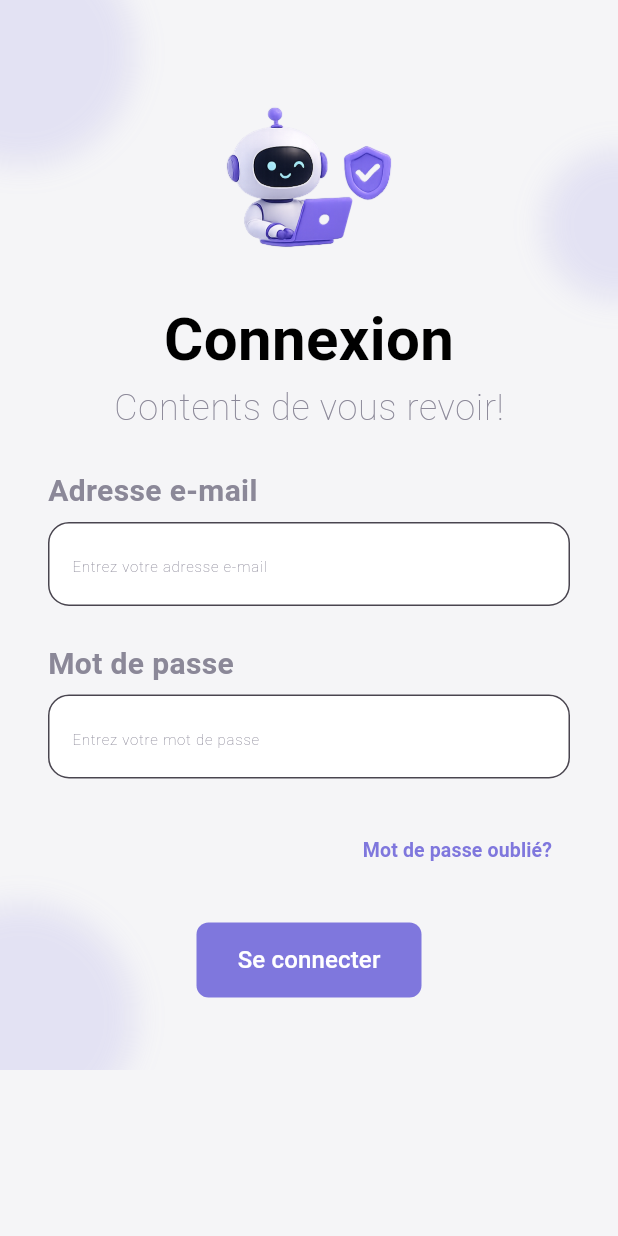
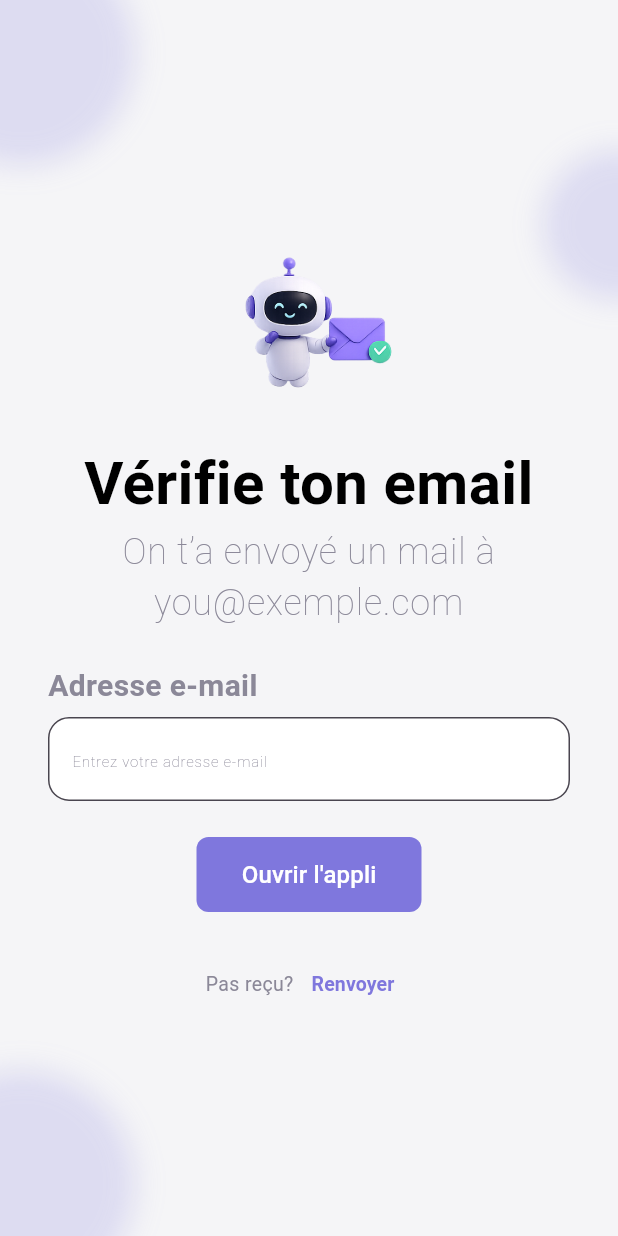
Before and after one commit to semsoummeriem/mizania_proj, a Flutter app: the screen it shows after launch, on a phone screen of 412 x 824 dp. Run offline on Flutter 3.47's test engine with Material 3 defaults, Android fonts, the phone set to English and light mode, and no system bars; Roboto replaces fonts that are missing (PlusJakartaSans).

Commit message:
des changements

```diff
--- a/lib/features/screens/auth/splash_screen.dart
+++ b/lib/features/screens/auth/splash_screen.dart
@@ -23,21 +23,21 @@ class _SplashScreenState extends State<SplashScreen> {
             left: -60,
             child: ImageFiltered(
               imageFilter: ImageFilter.blur(sigmaX: 10, sigmaY: 10),
-              child: Dot(size: 150, color: AppColors.dotColor, opacity: 0.15)),
+              child: Dot(size: 150, color: AppColors.dotColor, opacity: 0.2)),
           ),
           Positioned(
             top: 100,
             right: -50,
             child: ImageFiltered(
               imageFilter: ImageFilter.blur(sigmaX: 10, sigmaY: 10),
-              child: Dot(size: 100, color: AppColors.dotColor, opacity: 0.15)),
+              child: Dot(size: 100, color: AppColors.dotColor, opacity: 0.2)),
           ),
           Positioned(
             bottom: -40,
             left: -60,
             child: ImageFiltered(
               imageFilter: ImageFilter.blur(sigmaX: 10, sigmaY: 10),
-              child: Dot(size: 150, color: AppColors.dotColor, opacity: 0.15)),
+              child: Dot(size: 150, color: AppColors.dotColor, opacity: 0.2)),
           ),
           Center(
             child: Column(
--- /dev/null
+++ b/lib/features/screens/auth/verify_email.dart
@@ -0,0 +1,79 @@
+import "package:flutter/material.dart";
+import '../../../core/constants/colors.dart';
+import '../../../core/constants/styles.dart';
+import '../profile/widgets/AppBackground.dart';
+import '../../../core/widgets/input_fields.dart';
+import '../../../core/widgets/button.dart';
+
+class VerifyEmail extends StatelessWidget {
+  const VerifyEmail({super.key});
+
+  @override
+  Widget build(BuildContext context) {
+    return Scaffold(
+      backgroundColor: AppColors.backgroundlightColor,
+      body: AppBackground(child:
+        SafeArea(
+          child: Padding(
+            padding: EdgeInsets.symmetric(horizontal: 32),
+            child: Column(
+              crossAxisAlignment: CrossAxisAlignment.start,
+              mainAxisAlignment: MainAxisAlignment.center,
+              children: [
+                Center(
+                  child: Image.asset('assets/6th.png', width: 150, height: 150)),
+                Center(
+                  child: Text(
+                    'Vérifie ton email',
+                    style : AppStyles.bigtextstyle,
+                    textAlign: TextAlign.center,
+                  ),
+                ),
+                Center(
+                  child: Text(
+                    'On t’a envoyé un mail à you@exemple.com',
+                    style: AppStyles.smalltextstyle,
+                    textAlign: TextAlign.center,
+                  ),
+                ),
+                SizedBox(height: 24),
+                InputField(label: 'Adresse e-mail', hint: 'Entrez votre adresse e-mail'),
+                SizedBox(height: 24),
+                Button(
+                  text: 'Ouvrir l\'appli',
+                  onPressed: () {
+                    // routes to home page
+                  },
+                ),
+                SizedBox(height: 24),
+              Row(
+                mainAxisAlignment: MainAxisAlignment.center,
+                children: [
+                  Text(
+                    'Pas reçu?',
+                    style: TextStyle(
+                      fontSize: 13,
+                      fontWeight: FontWeight.w400,
+                      color: AppColors.smalltextColor,
+                      fontFamily: 'PlusJakartaSans',
+                    ),
+                  ),
+                  TextButton(
+                    onPressed: () {
+                      // routes to sign up page
+                    },
+                    child: Text(
+                      'Renvoyer',
+                      style: AppStyles.LinkbuttonTextStyle,
+                    ),
+                  ),
+                ],
+              ),
+              ],
+            ),
+          ),
+        )
+      ),
+    );
+    }
+}
--- a/lib/features/screens/profile/widgets/AppBackground.dart
+++ b/lib/features/screens/profile/widgets/AppBackground.dart
@@ -9,7 +9,10 @@ class AppBackground extends StatelessWidget {
 
   @override
   Widget build(BuildContext context) {
-    return SingleChildScrollView(
+    return ConstrainedBox(
+      constraints: BoxConstraints(
+        minHeight: MediaQuery.of(context).size.height,
+      ),
       child: Stack(
         children: [
           Positioned(
@@ -17,21 +20,21 @@ class AppBackground extends StatelessWidget {
             left: -60,
             child: ImageFiltered(
               imageFilter: ImageFilter.blur(sigmaX: 10, sigmaY: 10),
-              child: Dot(size: 150, color: AppColors.dotColor, opacity: 0.15)),
+              child: Dot(size: 150, color: AppColors.dotColor, opacity: 0.2)),
           ),
           Positioned(
             top: 100,
             right: -50,
             child: ImageFiltered(
               imageFilter: ImageFilter.blur(sigmaX: 10, sigmaY: 10),
-              child: Dot(size: 100, color: AppColors.dotColor, opacity: 0.15)),
+              child: Dot(size: 100, color: AppColors.dotColor, opacity: 0.2)),
           ),
           Positioned(
             bottom: -40,
             left: -60,
             child: ImageFiltered(
               imageFilter: ImageFilter.blur(sigmaX: 10, sigmaY: 10),
-              child: Dot(size: 150, color: AppColors.dotColor, opacity: 0.15)),
+              child: Dot(size: 150, color: AppColors.dotColor, opacity: 0.2)),
           ),
           child,
         ],
--- a/lib/main.dart
+++ b/lib/main.dart
@@ -1,7 +1,10 @@
 import 'package:flutter/material.dart';
 import 'features/screens/auth/splash_screen.dart';
 import 'features/screens/auth/login.dart';
+import 'features/screens/auth/sign_in.dart';
+import 'features/screens/auth/forgot_password.dart';
+import "features/screens/auth/verify_email.dart";
 
 void main() {
-  runApp(MaterialApp(home: const Login()));
+  runApp(MaterialApp(home: const VerifyEmail()));
 }
```
Also changed, not shown: lib/features/screens/auth/forgot_password.dart (added, +59 -0 lines), lib/features/screens/auth/login.dart (+28 -2 lines), lib/features/screens/auth/onboarding.dart (+17 -0 lines), lib/features/screens/auth/sign_in.dart (added, +62 -0 lines).
